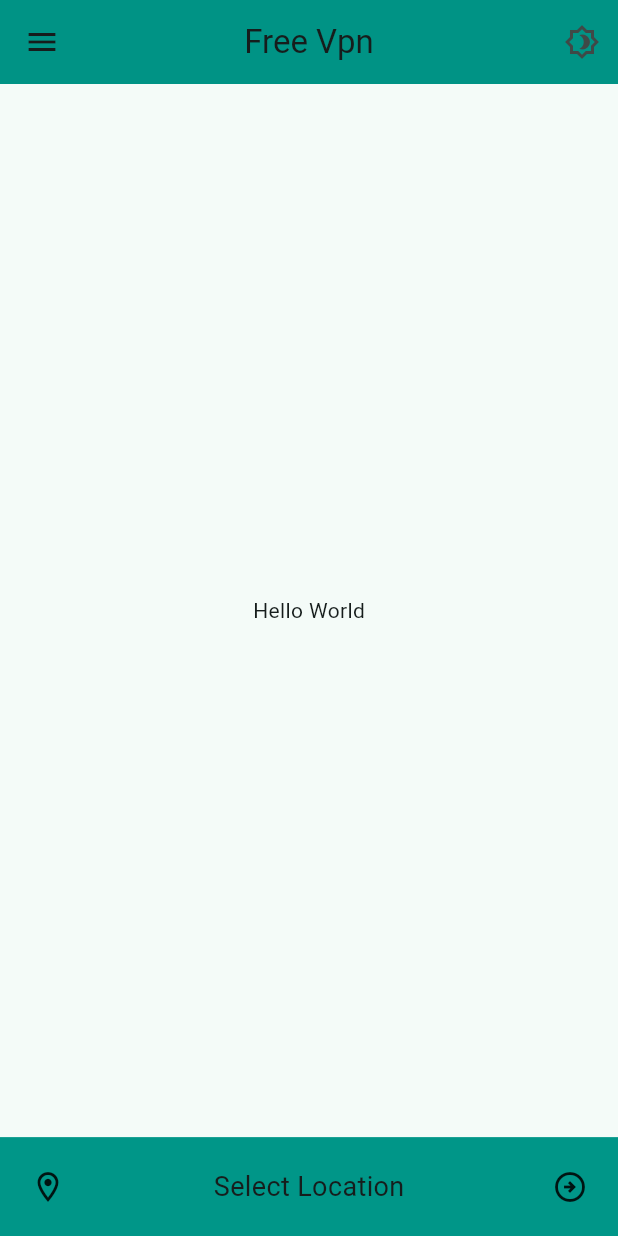
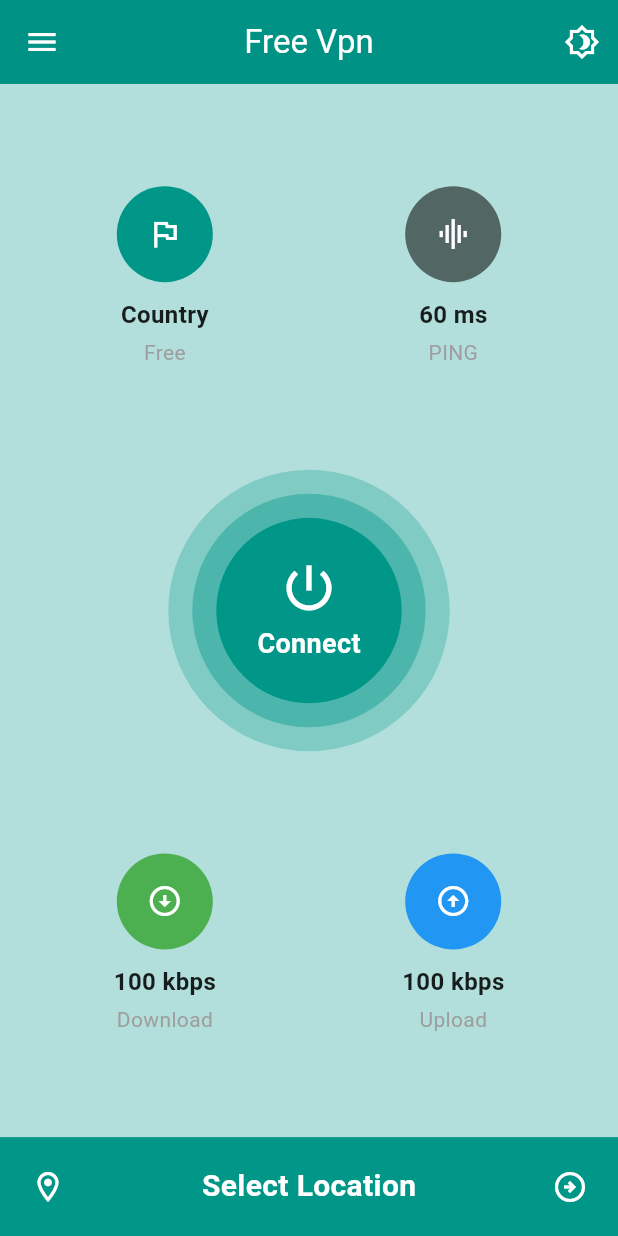
Before and after one commit to marufimtiaz/gulu_vpn, a Flutter app: the screen it shows after launch, on a phone screen of 412 x 824 dp. Run offline on Flutter 3.47's test engine with Material 3 defaults, Android fonts, the phone set to English and light mode, and no system bars; our stand-ins replace get, hive_flutter; accounts and stored records are empty.

Commit message:
Set up homepage

```diff
--- /dev/null
+++ b/lib/all_widgets/circle_widget.dart
@@ -0,0 +1,45 @@
+import 'package:flutter/material.dart';
+import 'package:flutter/widgets.dart';
+import 'package:gulu_vpn/main.dart';
+
+class CircleWidget extends StatelessWidget {
+  final String title;
+  final String subtitle;
+  final Widget iconWidget;
+
+  const CircleWidget({
+    super.key,
+    required this.title,
+    required this.subtitle,
+    required this.iconWidget,
+  });
+
+  @override
+  Widget build(BuildContext context) {
+    screenSize = MediaQuery.of(context).size;
+    return SizedBox(
+      width: screenSize.width * 0.4,
+      child: Column(
+        children: [
+          iconWidget,
+          const SizedBox(height: 10),
+          Text(
+            title,
+            style: const TextStyle(
+              fontSize: 16,
+              fontWeight: FontWeight.bold,
+            ),
+          ),
+          const SizedBox(height: 4),
+          Text(
+            subtitle,
+            style: const TextStyle(
+              fontSize: 14,
+              color: Colors.grey,
+            ),
+          ),
+        ],
+      ),
+    );
+  }
+}
--- a/lib/main.dart
+++ b/lib/main.dart
@@ -25,14 +25,24 @@ class MyApp extends StatelessWidget {
           seedColor: Colors.teal,
           brightness: Brightness.light,
         ),
-        appBarTheme: const AppBarTheme(centerTitle: true, elevation: 3),
+        scaffoldBackgroundColor: Colors.teal.shade100,
+        appBarTheme: const AppBarTheme(
+          centerTitle: true,
+          elevation: 3,
+          backgroundColor: Colors.teal,
+        ),
       ),
       darkTheme: ThemeData(
         colorScheme: ColorScheme.fromSeed(
           seedColor: Colors.teal,
           brightness: Brightness.dark,
         ),
-        appBarTheme: const AppBarTheme(centerTitle: true, elevation: 3),
+        scaffoldBackgroundColor: Colors.teal.shade900,
+        appBarTheme: AppBarTheme(
+          centerTitle: true,
+          elevation: 3,
+          backgroundColor: Colors.teal.shade700,
+        ),
       ),
       themeMode: AppPreferences.isModeDark ? ThemeMode.dark : ThemeMode.light,
       debugShowCheckedModeBanner: false,
--- a/lib/screens/home_screen.dart
+++ b/lib/screens/home_screen.dart
@@ -1,13 +1,21 @@
 import 'package:flutter/material.dart';
 import 'package:get/get.dart';
+import 'package:gulu_vpn/all_widgets/circle_widget.dart';
 import 'package:gulu_vpn/main.dart';
 import '../app_preferences/app_preferences.dart';
 
 class HomePage extends StatelessWidget {
-  const HomePage({super.key});
+  HomePage({super.key}) {
+    // Create an observable variable
+    isDark = AppPreferences.isModeDark.obs;
+  }
+
+  // Declare a late RxBool variable
+  late final RxBool isDark;
 
   locationSelectionBottomNavigation(BuildContext context) {
-    return SafeArea(
+    return Obx(
+      () => SafeArea(
         child: Semantics(
           button: true,
           child: InkWell(
@@ -15,19 +23,76 @@ class HomePage extends StatelessWidget {
             child: Container(
               padding: const EdgeInsets.symmetric(horizontal: 20),
               height: screenSize.height * 0.08,
-            color: Colors.teal,
+              color: isDark.value ? Colors.teal.shade700 : Colors.teal,
               child: const Row(
                 mainAxisAlignment: MainAxisAlignment.spaceBetween,
                 children: [
-                Icon(Icons.location_on_outlined),
+                  Icon(Icons.location_on_outlined, color: Colors.white),
                   Text(
                     "Select Location",
                     style: TextStyle(
-                    fontSize: 18,
+                      color: Colors.white,
+                      fontSize: 20,
+                      fontWeight: FontWeight.w600,
                     ),
                   ),
-                Icon(Icons.arrow_circle_right_outlined),
+                  Icon(Icons.arrow_circle_right_outlined, color: Colors.white),
                 ],
+              ),
+            ),
+          ),
+        ),
+      ),
+    );
+  }
+
+  Widget vpnRoundButton(BuildContext context) {
+    return Obx(
+      () => Semantics(
+        button: true,
+        child: InkWell(
+          onTap: () {},
+          child: Container(
+            padding: const EdgeInsets.all(16),
+            decoration: BoxDecoration(
+              color: isDark.value ? Colors.teal.shade500 : Colors.teal.shade200,
+              shape: BoxShape.circle,
+            ),
+            child: Container(
+              padding: const EdgeInsets.all(16),
+              decoration: BoxDecoration(
+                color:
+                    isDark.value ? Colors.teal.shade600 : Colors.teal.shade300,
+                shape: BoxShape.circle,
+              ),
+              child: Container(
+                width: screenSize.width * 0.3,
+                height: screenSize.width * 0.3,
+                decoration: BoxDecoration(
+                  color: isDark.value
+                      ? Colors.teal.shade800
+                      : Colors.teal.shade500,
+                  shape: BoxShape.circle,
+                ),
+                child: const Column(
+                  mainAxisAlignment: MainAxisAlignment.center,
+                  children: [
+                    Icon(
+                      Icons.power_settings_new,
+                      color: Colors.white,
+                      size: 40,
+                    ),
+                    SizedBox(height: 4),
+                    Text(
+                      "Connect",
+                      style: TextStyle(
+                          color: Colors.white,
+                          fontSize: 18,
+                          fontWeight: FontWeight.bold),
+                    ),
+                  ],
+                ),
+              ),
             ),
           ),
         ),
@@ -40,28 +105,88 @@ class HomePage extends StatelessWidget {
     screenSize = MediaQuery.of(context).size;
     return Scaffold(
       appBar: AppBar(
-        title: const Text("Free Vpn"),
-        backgroundColor: Colors.teal,
+        title: const Text("Free Vpn", style: TextStyle(color: Colors.white)),
         leading: IconButton(
-          icon: const Icon(Icons.menu),
+          icon: const Icon(Icons.menu, color: Colors.white),
           onPressed: () {},
         ),
         actions: [
           IconButton(
-            icon: const Icon(Icons.brightness_4_outlined),
+            icon: const Icon(Icons.brightness_4_outlined, color: Colors.white),
             onPressed: () {
               Get.changeThemeMode(
                 AppPreferences.isModeDark ? ThemeMode.light : ThemeMode.dark,
               );
               AppPreferences.isModeDark = !AppPreferences.isModeDark;
+              isDark.value = AppPreferences.isModeDark;
             },
           ),
         ],
       ),
-      body: const Center(
-        child: Text(
-          "Hello World",
-          // style: TextStyle(color: Colors.white),
+      body: Center(
+        child: Column(
+          mainAxisAlignment: MainAxisAlignment.spaceEvenly,
+          children: [
+            const Row(
+              mainAxisAlignment: MainAxisAlignment.spaceEvenly,
+              children: [
+                CircleWidget(
+                  title: 'Country',
+                  subtitle: 'Free',
+                  iconWidget: CircleAvatar(
+                    radius: 32,
+                    backgroundColor: Colors.teal,
+                    child: Icon(
+                      Icons.flag_outlined,
+                      color: Colors.white,
+                    ),
+                  ),
+                ),
+                CircleWidget(
+                  title: '60 ms',
+                  subtitle: 'PING',
+                  iconWidget: CircleAvatar(
+                    radius: 32,
+                    backgroundColor: Colors.black54,
+                    child: Icon(
+                      Icons.graphic_eq,
+                      color: Colors.white,
+                    ),
+                  ),
+                ),
+              ],
+            ),
+            vpnRoundButton(context),
+            const Row(
+              mainAxisAlignment: MainAxisAlignment.spaceEvenly,
+              children: [
+                CircleWidget(
+                  title: '100 kbps',
+                  subtitle: 'Download',
+                  iconWidget: CircleAvatar(
+                    radius: 32,
+                    backgroundColor: Colors.green,
+                    child: Icon(
+                      Icons.arrow_circle_down_outlined,
+                      color: Colors.white,
+                    ),
+                  ),
+                ),
+                CircleWidget(
+                  title: '100 kbps',
+                  subtitle: 'Upload',
+                  iconWidget: CircleAvatar(
+                    radius: 32,
+                    backgroundColor: Colors.blue,
+                    child: Icon(
+                      Icons.arrow_circle_up_outlined,
+                      color: Colors.white,
+                    ),
+                  ),
+                ),
+              ],
+            ),
+          ],
         ),
       ),
       bottomNavigationBar: locationSelectionBottomNavigation(context),
```
Lines whose indentation alone changed are shown as unchanged.
